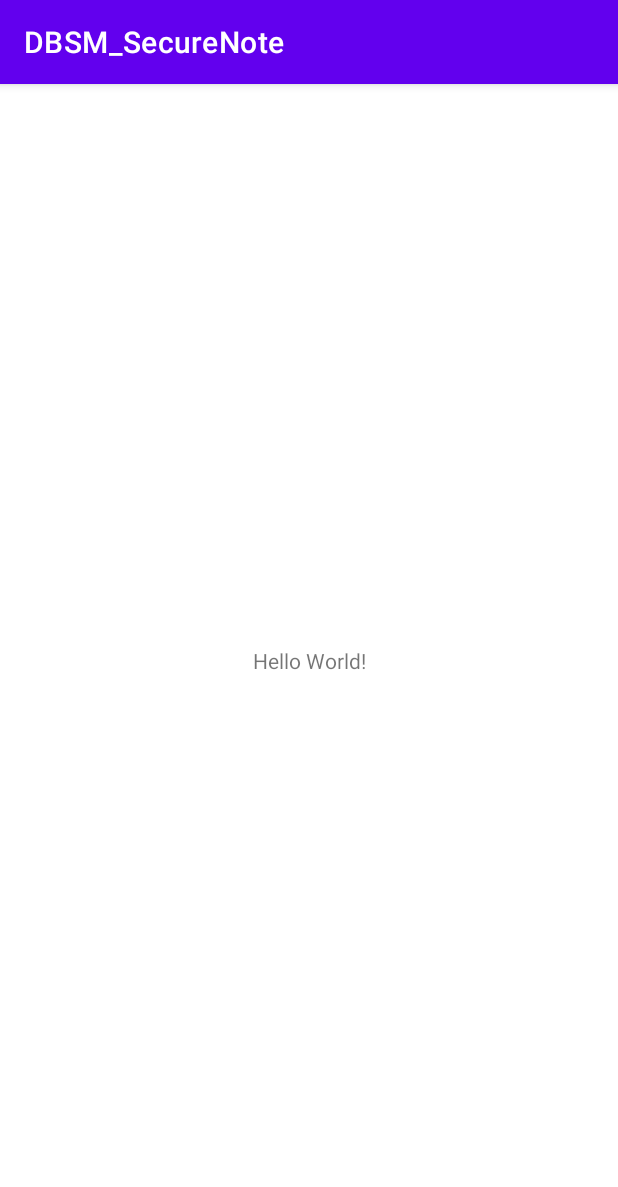
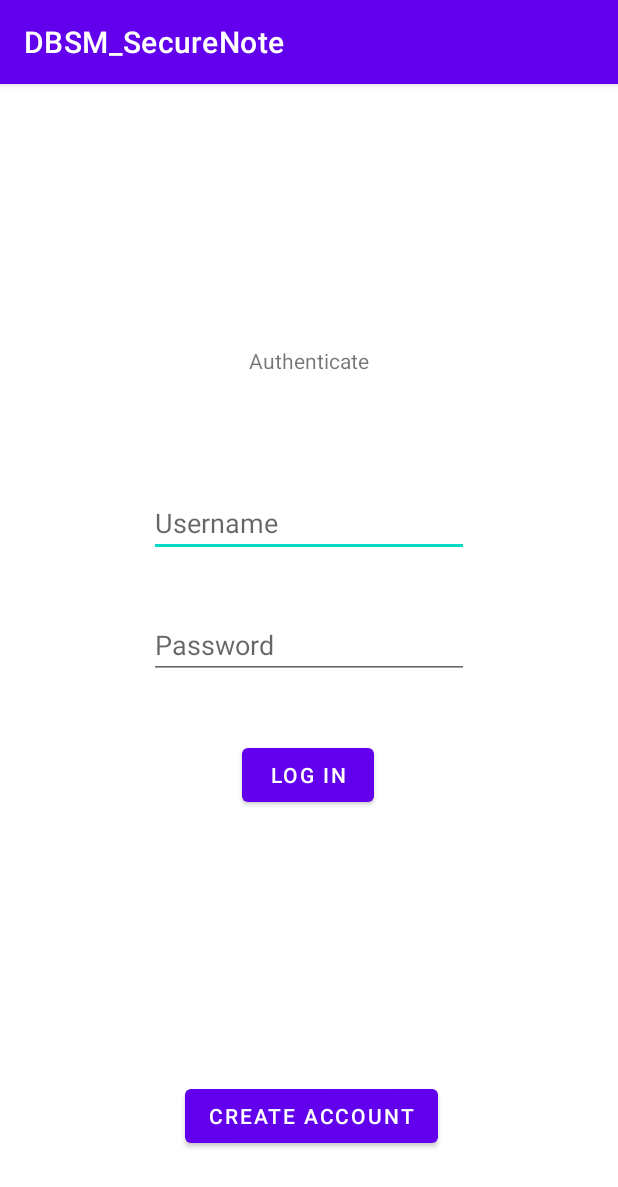
Before and after one commit to emkarcinos/DBSM_SecureNote, an Android app: the screen it shows after launch (MainActivity), on a phone screen of 412 x 824 dp. Shown: the top 1187 px of the screen. Run offline under Robolectric (Android 15) with nearby library versions, the light colour scheme and no system bars.

Commit message:
Log in page design

```diff
--- a/app/src/main/res/layout/activity_main.xml
+++ b/app/src/main/res/layout/activity_main.xml
@@ -7,12 +7,62 @@
     tools:context=".MainActivity">
 
     <TextView
+        android:id="@+id/textUsername"
         android:layout_width="wrap_content"
         android:layout_height="wrap_content"
-        android:text="Hello World!"
+        android:text="@string/welcome_text"
         app:layout_constraintBottom_toBottomOf="parent"
-        app:layout_constraintLeft_toLeftOf="parent"
-        app:layout_constraintRight_toRightOf="parent"
-        app:layout_constraintTop_toTopOf="parent" />
+        app:layout_constraintEnd_toEndOf="parent"
+        app:layout_constraintStart_toStartOf="parent"
+        app:layout_constraintTop_toTopOf="parent"
+        app:layout_constraintVertical_bias="0.233" />
+
+    <EditText
+        android:id="@+id/usernameInputBox"
+        android:layout_width="wrap_content"
+        android:layout_height="wrap_content"
+        android:layout_marginTop="76dp"
+        android:ems="10"
+        android:hint="@string/username_input_text"
+        android:importantForAutofill="no"
+        android:inputType="textPersonName"
+        app:layout_constraintEnd_toEndOf="parent"
+        app:layout_constraintStart_toStartOf="parent"
+        app:layout_constraintTop_toBottomOf="@+id/textUsername" />
+
+    <EditText
+        android:id="@+id/editTextTextPassword"
+        android:layout_width="wrap_content"
+        android:layout_height="wrap_content"
+        android:layout_marginTop="36dp"
+        android:ems="10"
+        android:hint="@string/password_input_text"
+        android:inputType="textPassword"
+        app:layout_constraintEnd_toEndOf="parent"
+        app:layout_constraintStart_toStartOf="parent"
+        app:layout_constraintTop_toBottomOf="@+id/usernameInputBox"
+        android:importantForAutofill="no" />
+
+    <Button
+        android:id="@+id/button"
+        android:layout_width="wrap_content"
+        android:layout_height="wrap_content"
+        android:layout_marginTop="40dp"
+        android:text="@string/login_button"
+        app:layout_constraintEnd_toEndOf="parent"
+        app:layout_constraintHorizontal_bias="0.498"
+        app:layout_constraintStart_toStartOf="parent"
+        app:layout_constraintTop_toBottomOf="@+id/editTextTextPassword" />
+
+    <Button
+        android:id="@+id/button2"
+        android:layout_width="wrap_content"
+        android:layout_height="wrap_content"
+        android:layout_marginBottom="56dp"
+        android:text="@string/register_button"
+        app:layout_constraintBottom_toBottomOf="parent"
+        app:layout_constraintEnd_toEndOf="parent"
+        app:layout_constraintHorizontal_bias="0.508"
+        app:layout_constraintStart_toStartOf="parent" />
 
 </androidx.constraintlayout.widget.ConstraintLayout>
--- a/app/src/main/res/values/strings.xml
+++ b/app/src/main/res/values/strings.xml
@@ -1,3 +1,8 @@
 <resources>
     <string name="app_name">DBSM_SecureNote</string>
+    <string name="username_input_text">Username</string>
+    <string name="password_input_text">Password</string>
+    <string name="login_button">Log in</string>
+    <string name="register_button">Create account</string>
+    <string name="welcome_text">Authenticate</string>
 </resources>
```
